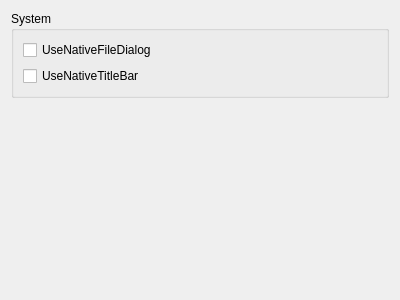
Qt form src/settings/othersettingsdialog.ui (Wing-summer/WingHexExplorer2) before a commit.
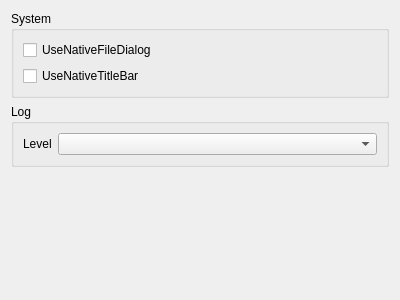
The same form after that commit.

Diff of the .ui file:
```diff
--- a/src/settings/othersettingsdialog.ui
+++ b/src/settings/othersettingsdialog.ui
@@ -43,6 +43,31 @@
      </layout>
     </widget>
    </item>
+   <item>
+    <widget class="QGroupBox" name="groupBox_2">
+     <property name="sizePolicy">
+      <sizepolicy hsizetype="Preferred" vsizetype="Maximum">
+       <horstretch>0</horstretch>
+       <verstretch>0</verstretch>
+      </sizepolicy>
+     </property>
+     <property name="title">
+      <string>Log</string>
+     </property>
+     <layout class="QFormLayout" name="formLayout">
+      <item row="0" column="1">
+       <widget class="QComboBox" name="cbLogLevel"/>
+      </item>
+      <item row="0" column="0">
+       <widget class="QLabel" name="label">
+        <property name="text">
+         <string>Level</string>
+        </property>
+       </widget>
+      </item>
+     </layout>
+    </widget>
+   </item>
    <item>
     <spacer name="verticalSpacer">
      <property name="orientation">
```
